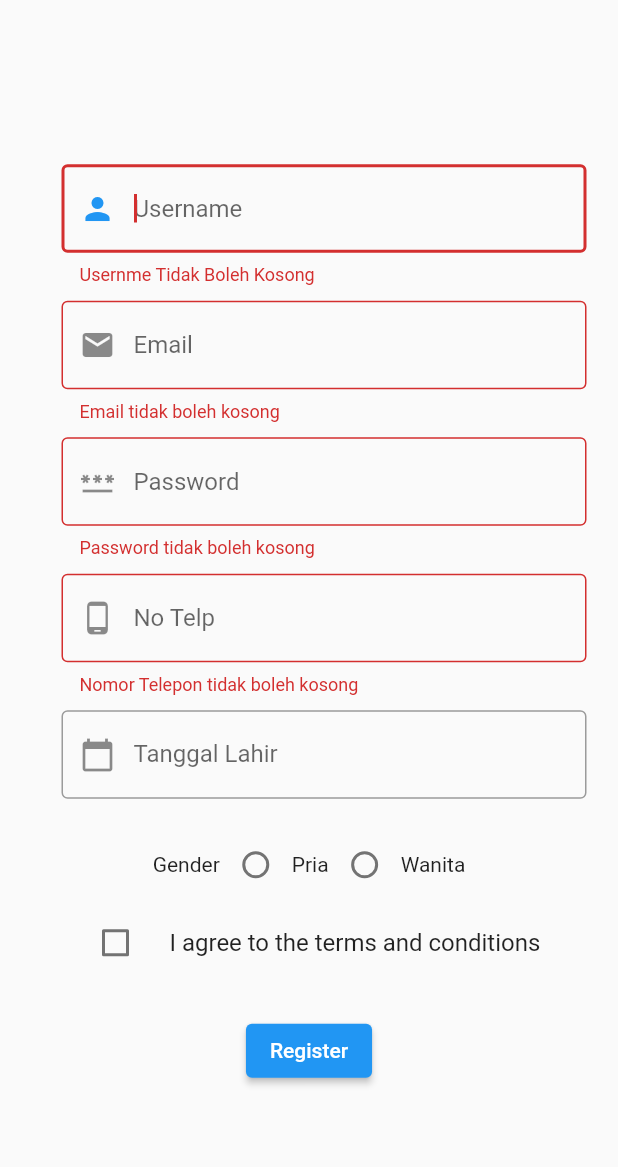
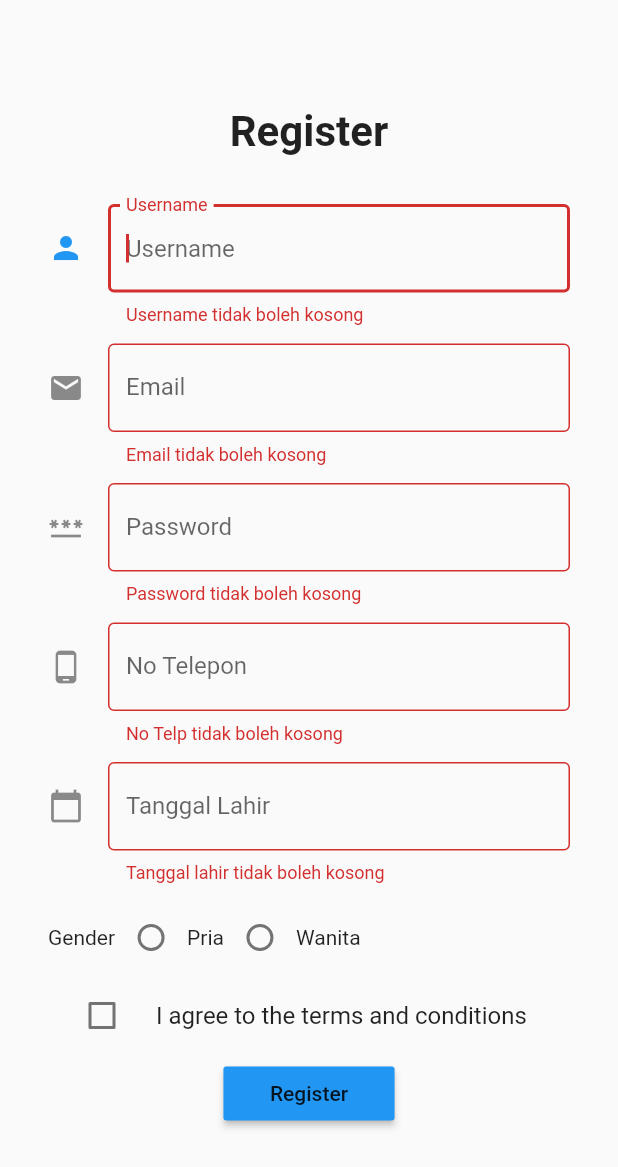
Before and after one commit to byonicku/hospitech, a Flutter app: the screen it shows after launch, after a tap on "Register", on a phone screen of 412 x 824 dp. Shown: the top 1167 px of the screen. Run offline on Flutter 3.47's test engine with Material 2 defaults, Android fonts, the light colour scheme and no system bars.

Commit message:
rapihin register

```diff
--- a/lib/component/form_component.dart
+++ b/lib/component/form_component.dart
@@ -1,24 +1,25 @@
 import 'package:flutter/material.dart';
 
-
-Padding inputForm(Function(String?) validasi, {required TextEditingController controller,
-required String hintTxt,required String helperTxt,required IconData iconData, bool password = false}) {
+Padding inputForm(Function(String?) validasi,
+    {required TextEditingController controller,
+    required String hintTxt,
+    required String labelTxt,
+    required IconData iconData,
+    bool password = false}) {
   return Padding(
-    padding: const EdgeInsets.only(left: 20, top: 10),
+    padding: const EdgeInsets.symmetric(horizontal: 32),
     child: SizedBox(
-      width: 350,
+        width: 360,
         child: TextFormField(
           validator: (value) => validasi(value),
           autofocus: true,
           controller: controller,
           obscureText: password,
           decoration: InputDecoration(
+              labelText: labelTxt,
               hintText: hintTxt,
               border: const OutlineInputBorder(),
-          helperText: helperTxt,
-          prefixIcon: Icon(iconData)
-        ),
-      )
-    ),
+              icon: Icon(iconData)),
+        )),
   );
 }
--- a/lib/view/register.dart
+++ b/lib/view/register.dart
@@ -26,82 +26,83 @@ class _RegisterViewState extends State<RegisterView> {
       body: SafeArea(
         child: Form(
           key: _formKey,
+          child: Container(
+            alignment: Alignment.center,
+            child: SingleChildScrollView(
               child: Column(
                 mainAxisAlignment: MainAxisAlignment.center,
                 children: [
-              inputForm((p0) {
-                if (p0 == null || p0.isEmpty) {
-                  return 'Usernme Tidak Boleh Kosong';
-                }
-                if (p0.toLowerCase() == 'anjing') {
-                  return 'Tidak boleh menggunakan kata kasar';
-                }
-                return null;
-              },
+                  const Text(
+                    "Register",
+                    style: TextStyle(fontSize: 28, fontWeight: FontWeight.bold),
+                  ),
+                  const SizedBox(
+                    height: 32,
+                  ),
+                  inputForm(
+                      (p0) => p0 == null || p0.isEmpty
+                          ? 'Username tidak boleh kosong'
+                          : null,
                       controller: usernameController,
                       hintTxt: "Username",
-                  helperTxt: "Ucup Surucup",
+                      labelTxt: "Username",
                       iconData: Icons.person),
-
-              inputForm(((p0) {
-                if (p0 == null || p0.isEmpty) {
-                  return 'Email tidak boleh kosong';
-                }
-                if (!p0.contains('@')) {
-                  return 'Email harus menggunakan @';
-                }
-                return null;
-              }),
+                  const SizedBox(
+                    height: 12,
+                  ),
+                  inputForm(
+                      (p0) => p0 == null || p0.isEmpty
+                          ? 'Email tidak boleh kosong'
+                          : !p0.contains('@')
+                              ? 'Email tidak valid'
+                              : null,
                       controller: emailController,
                       hintTxt: "Email",
-                  helperTxt: "ucup@gmail.com",
+                      labelTxt: "Email",
                       iconData: Icons.email),
-
+                  const SizedBox(
+                    height: 12,
+                  ),
                   inputForm(
-                  //* Pola validasi lebih detail bisa menggunakan regex
-                  ((p0) {
-                if (p0 == null || p0.isEmpty) {
-                  return 'Password tidak boleh kosong';
-                }
-                if (p0.length < 5) {
-                  return 'Password minimal 5 digit';
-                }
-                return null;
-              }),
+                      (p0) => p0 == null || p0.isEmpty
+                          ? 'Password tidak boleh kosong'
+                          : p0.length < 5
+                              ? 'Password minimal 5 karakter'
+                              : null,
                       controller: passwordController,
                       hintTxt: "Password",
-                  helperTxt: "xxxxxxx",
+                      labelTxt: "Password",
                       iconData: Icons.password,
                       password: true),
-
-              inputForm(((p0) {
-                //* untuk menglihat contoh penggunaan regex,uncomment baris dibawah yang dicomment
-                //* final RegExp regex = RegExp(r'^\0?[1-9]\d{1,14}$');
-                if (p0 == null || p0.isEmpty) {
-                  return 'Nomor Telepon tidak boleh kosong';
-                }
-                // if(!regex.hasMatch(p0))
-                // {
-                // return 'Nomor Telepon tidak valid';
-                // }
-                return null;
-              }),
+                  const SizedBox(
+                    height: 12,
+                  ),
+                  inputForm(
+                      (p0) => p0 == null || p0.isEmpty
+                          ? 'No Telp tidak boleh kosong'
+                          : null,
                       controller: notelpController,
-                  hintTxt: "No Telp",
-                  helperTxt: "082123456789",
+                      hintTxt: "No Telepon",
+                      labelTxt: "No Telepon",
                       iconData: Icons.phone_android),
-
+                  const SizedBox(
+                    height: 12,
+                  ),
                   //Date Picker
                   Padding(
-                padding: const EdgeInsets.only(left: 20, top: 10, bottom: 20),
+                    padding: const EdgeInsets.symmetric(horizontal: 32.0),
                     child: SizedBox(
-                  width: 350,
+                      width: 360,
                       child: TextFormField(
                         autofocus: true,
                         controller: dateController,
+                        validator: (value) => value!.isEmpty
+                            ? 'Tanggal lahir tidak boleh kosong'
+                            : null,
                         decoration: const InputDecoration(
                             border: OutlineInputBorder(),
-                        prefixIcon: Icon(Icons.calendar_today),
+                            icon: Icon(Icons.calendar_today),
+                            hintText: "Tanggal Lahir",
                             labelText: "Tanggal Lahir"),
                         readOnly: true, //ketika true maka user gabisa edit
                         onTap: () async {
@@ -117,29 +118,33 @@ class _RegisterViewState extends State<RegisterView> {
                             setState(() {
                               dateController.text = formattedDate.toString();
                             });
-                      } else {
-                        print("Tanggal lahir tidak boleh kosong");
                           }
                         },
                       ),
                     ),
                   ),
-
+                  const SizedBox(
+                    height: 12,
+                  ),
                   //radio button
-              Row(
-                mainAxisAlignment: MainAxisAlignment.center,  // kalo start dia mentok kiri :v
+                  Padding(
+                    padding: const EdgeInsets.symmetric(horizontal: 32.0),
+                    child: SizedBox(
+                      width: 360,
+                      child: Row(
+                        mainAxisAlignment: MainAxisAlignment.start,
                         children: [
-                  Text('Gender'),
+                          const Text('Gender'),
                           Radio(
                             value: 'pria',
-                    groupValue: AutofillHints.gender,
+                            groupValue: gender,
                             onChanged: (value) {
                               setState(() {
                                 gender = value;
                               });
                             },
                           ),
-                  Text('Pria'),
+                          const Text('Pria'),
                           Radio(
                             value: 'wanita',
                             groupValue: gender,
@@ -149,15 +154,15 @@ class _RegisterViewState extends State<RegisterView> {
                               });
                             },
                           ),
-                  Text('Wanita'),
+                          const Text('Wanita'),
                         ],
+                      ),
+                    ),
                   ),
 
                   //check box
                   Padding(
-                padding: const EdgeInsets.only(left: 20, bottom: 20),
-                child: SizedBox(
-                    width: 350,
+                    padding: const EdgeInsets.symmetric(horizontal: 32.0),
                     child: CheckboxListTile(
                       controlAffinity: ListTileControlAffinity.leading,
                       title: Text("I agree to the terms and conditions"),
@@ -167,10 +172,11 @@ class _RegisterViewState extends State<RegisterView> {
                           isChecked = newBool;
                         });
                       },
-                    )),
+                    ),
                   ),
 
-              ElevatedButton(
+                  MaterialButton(
+                      color: ThemeData().primaryColor,
                       onPressed: () {
                         if (_formKey.currentState!.validate()) {
                           // ScaffoldMessenger.of(context).showSnackBar{
@@ -182,8 +188,14 @@ class _RegisterViewState extends State<RegisterView> {
                           //  Navigator.push(context, MaterialPageRoute(builder: (_) => LoginView(data: formData ,)) );
                         }
                       },
-                  child: const Text('Register'))
+                      child: const Padding(
+                        padding: EdgeInsets.symmetric(
+                            horizontal: 15.0, vertical: 10.0),
+                        child: Text('Register'),
+                      ))
                 ],
+              ),
+            ),
           ),
         ),
       ),
```
Lines whose indentation alone changed are shown as unchanged.
